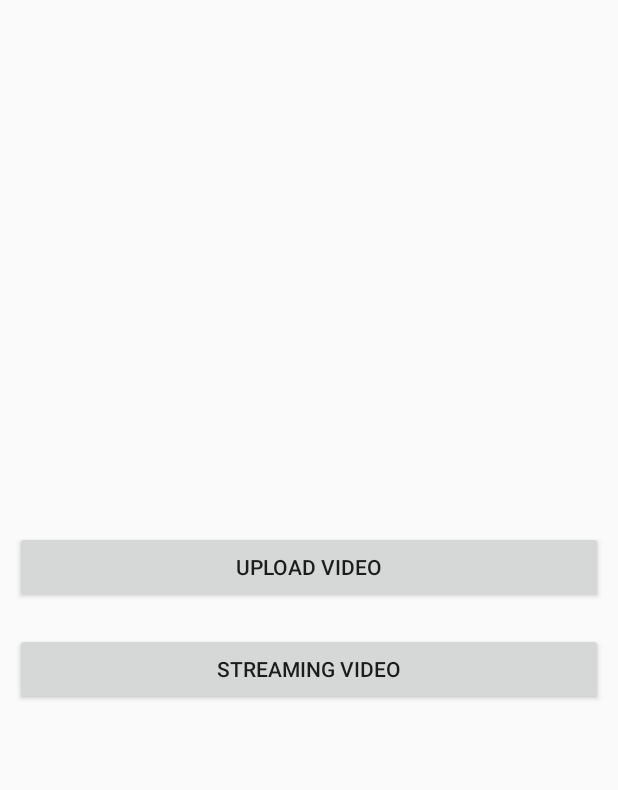
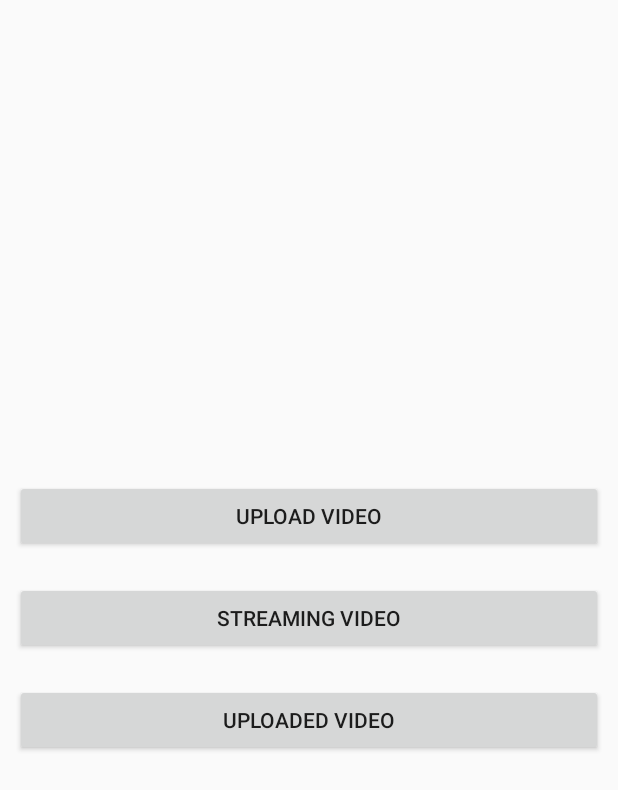
Before and after one commit to kkmaity/DemoVideo, an Android app: the screen it shows after launch (MainActivity), on a phone screen of 412 x 824 dp. Shown: the top 790 px of the screen. Run offline under Robolectric (Android 15) with nearby library versions, the phone set to English and light mode, and no system bars; our stand-ins replace Firebase (no records; nobody signed in at launch, a user with empty details on screens opened directly).

Commit message:
issue fix

```diff
--- a/app/src/main/java/io/github/memfis19/sample/videostreamtutorial/MainActivity.java
+++ b/app/src/main/java/io/github/memfis19/sample/videostreamtutorial/MainActivity.java
@@ -58,7 +58,7 @@ public class MainActivity extends AppCompatActivity implements FensterPlayerCont
 
 
 		mDatabase = FirebaseDatabase.getInstance().getReference();
-		VideoURL=getIntent().getExtras().getString("url");
+		//VideoURL=getIntent().getExtras().getString("url");
 
 		// Find your VideoView in your video_main.xml layout
 		//videoview = (VideoView) findViewById(R.id.VideoView);
--- a/app/src/main/res/layout/activity_main_layout.xml
+++ b/app/src/main/res/layout/activity_main_layout.xml
@@ -83,5 +83,11 @@
         android:layout_height="wrap_content"
         android:layout_margin="10dp"
         android:text="Streaming video" />
+    <Button
+        android:id="@+id/uploaded_video"
+        android:layout_width="match_parent"
+        android:layout_height="wrap_content"
+        android:layout_margin="10dp"
+        android:text="Uploaded video" />
 
 </LinearLayout>
--- a/app/src/main/res/layout/row_video.xml
+++ b/app/src/main/res/layout/row_video.xml
@@ -1,12 +1,15 @@
 <?xml version="1.0" encoding="utf-8"?>
 <RelativeLayout xmlns:android="http://schemas.android.com/apk/res/android"
     android:layout_width="match_parent"
+    android:layout_margin="10dp"
     android:layout_height="wrap_content">
     <VideoView
         android:id="@+id/video_preview"
-        android:layout_width="match_parent"
+        android:layout_width="170dp"
+        android:layout_centerInParent="true"
         android:layout_height="150dp"/>
     <ImageView
+        android:id="@+id/ivThumb"
         android:layout_width="match_parent"
         android:layout_height="150dp"
         android:scaleType="centerCrop"
```
Also changed, not shown: app/src/main/java/io/github/memfis19/sample/MainActivity.java (+9 -0 lines), app/src/main/java/io/github/memfis19/sample/videostreamtutorial/MoviesAdapterA.java (+20 -3 lines).
